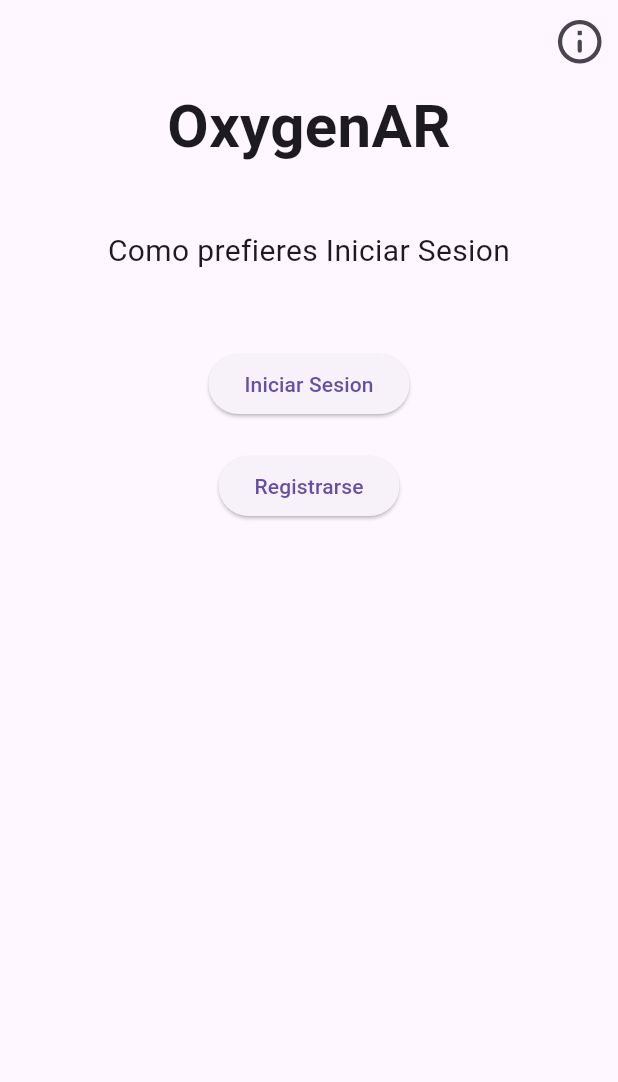
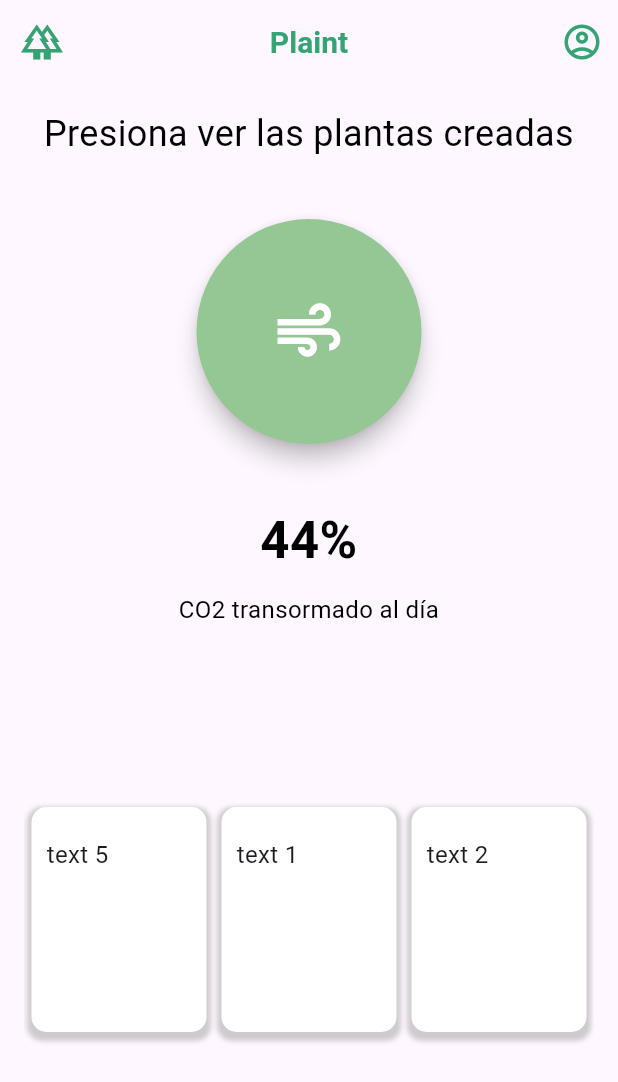
Before and after one commit to kevdev04/OxygenAR, a Flutter app: the screen it shows after launch, on a phone screen of 412 x 824 dp. Shown: the top 1082 px of the screen. Run offline on Flutter 3.47's test engine with Material 3 defaults, Android fonts, the phone set to English and light mode, and no system bars; drawn by our look-alikes of carousel_slider; missing offline and left inert: awesome_circular_chart; project files that could hold a hidden picture were left out.

Commit message:
app skeleton

```diff
--- a/lib/main.dart
+++ b/lib/main.dart
@@ -1,60 +1,133 @@
 import 'package:flutter/material.dart';
+import 'package:carousel_slider/carousel_slider.dart';
 
 void main() => runApp(const MyApp());
 
 class MyApp extends StatelessWidget {
-  const MyApp({Key? key}) : super(key: key);
+  const MyApp({super.key});
 
   @override
   Widget build(BuildContext context) {
     return MaterialApp(
       debugShowCheckedModeBanner: false,
-      title: 'Material App',
       home: Scaffold(
         appBar: AppBar(
-          actions: [
+          leading: IconButton(
+            icon: const Icon(
+              Icons.forest_outlined,
+              color: Color(0xFF35A474),
+              size: 28,
+            ),
+            onPressed: () {
+              // Handle the icon press here
+            },
+          ),
+          title: const Text(
+            'Plaint',
+          ),
+          centerTitle: true,
+          titleTextStyle: const TextStyle(
+            color: Color(0xFF35A474),
+            fontSize: 20.0,
+            fontWeight: FontWeight.bold,
+          ),
+          actions: <Widget>[
             IconButton(
               icon: const Icon(
-                Icons.info_outline_rounded,
-                size: 35,
+                Icons.account_circle_outlined,
+                color: Color(0xFF35A474),
+                size: 28,
               ),
-              onPressed: () {},
+              onPressed: () {
+                // Handle the icon press here
+              },
             ),
           ],
         ),
-        body: Center(
+        body: Padding(
+          padding: const EdgeInsets.all(16.0), // Add this line
+          child: Center(
             child: Column(
-            mainAxisAlignment: MainAxisAlignment.start,
+              mainAxisAlignment: MainAxisAlignment.center,
               children: <Widget>[
-              const Center(
-                child: Text(
-                  'OxygenAR',
-                  style: TextStyle(fontSize: 40.0, fontWeight: FontWeight.bold),
+                const Text('Presiona ver las plantas creadas',
+                    style: TextStyle(
+                      color: Colors.black,
+                      fontSize: 24.0,
+                      fontWeight: FontWeight.w400,
+                    ),
+                    textAlign: TextAlign.center),
+                const SizedBox(height: 40.0),
+                // ignore: sized_box_for_whitespace
+                Container(
+                  height: 150.0, // Set the height
+                  width: 150.0, // Set the width
+                  child: FloatingActionButton(
+                    onPressed: () {
+                      // Handle the button press here
+                    },
+                    backgroundColor: const Color(0xFF94C794),
+                    shape: RoundedRectangleBorder(
+                        borderRadius: BorderRadius.circular(100)),
+                    child: const Icon(Icons.air,
+                        color: Colors.white,
+                        size: 50.0), // Increase the icon size as well
                   ),
                 ),
                 const SizedBox(height: 40.0),
-              Container(
-                margin: const EdgeInsets.symmetric(
-                    horizontal: 50.0), // Add left and right margins
-                child: const Center(
+                const Text('44%',
+                    style: TextStyle(
+                      color: Colors.black,
+                      fontSize: 34.0,
+                      fontWeight: FontWeight.w700,
+                    ),
+                    textAlign: TextAlign.center),
+                const SizedBox(height: 10.0),
+                const Text('CO2 transormado al día',
+                    style: TextStyle(
+                      color: Colors.black,
+                      fontSize: 16.0,
+                      fontWeight: FontWeight.w400,
+                    ),
+                    textAlign: TextAlign.center),
+                Expanded(
+                  child: CarouselSlider(
+                    options: CarouselOptions(
+                      height: 150.0,
+                      viewportFraction: 1 / 3,
+                    ),
+                    items: [1, 2, 3, 4, 5].map((i) {
+                      return Builder(
+                        builder: (BuildContext context) {
+                          return Container(
+                            width: MediaQuery.of(context).size.width,
+                            margin: const EdgeInsets.symmetric(horizontal: 5.0),
+                            decoration: BoxDecoration(
+                              color: Colors.white,
+                              borderRadius: BorderRadius.circular(10.0),
+                              boxShadow: [
+                                BoxShadow(
+                                  color: Colors.grey.withOpacity(0.5),
+                                  spreadRadius: 3,
+                                  blurRadius: 2,
+                                  offset: const Offset(0, 3),
+                                ),
+                              ],
+                            ),
+                            padding: const EdgeInsets.symmetric(
+                                vertical: 20.0, horizontal: 10.0),
                             child: Text(
-                    'Como prefieres Iniciar Sesion',
-                    style: TextStyle(fontSize: 20.0),
-                    textAlign: TextAlign.center,
+                              'text $i',
+                              style: const TextStyle(fontSize: 16.0),
+                            ),
+                          );
+                        },
+                      );
+                    }).toList(),
                   ),
                 ),
+              ],
             ),
-              const SizedBox(height: 50.0),
-              ElevatedButton(
-                onPressed: () {},
-                child: const Text('Iniciar Sesion'),
-              ),
-              const SizedBox(height: 20.0),
-              ElevatedButton(
-                onPressed: () {},
-                child: const Text('Registrarse'),
-              ),
-            ],
           ),
         ),
       ),
```
Also changed, not shown: lib/views/auth.dart (added, +80 -0 lines), lib/views/details.dart (added, +199 -0 lines), lib/views/library.dart (added, +128 -0 lines), pubspec.yaml (+6 -2 lines), assets/logo/google.png (added), assets/logo/icono.png (added), assets/logo/icono.svg (added), assets/plants/arbol.png (added), pubspec.lock. Lines whose indentation alone changed are shown as unchanged.
